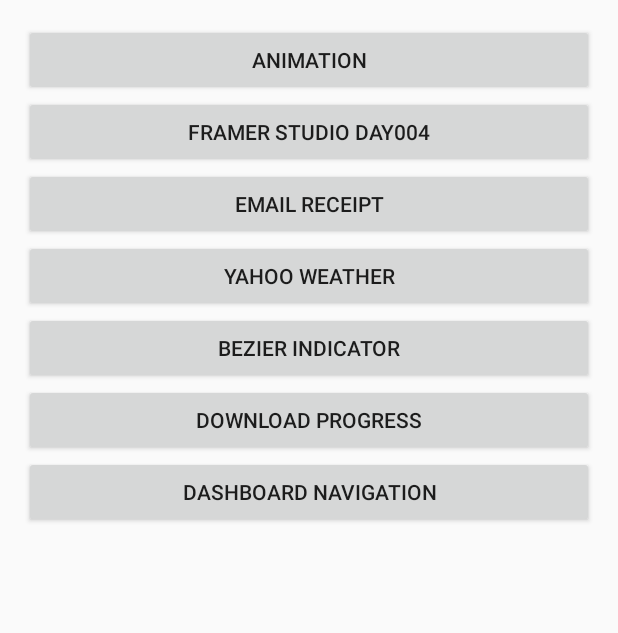
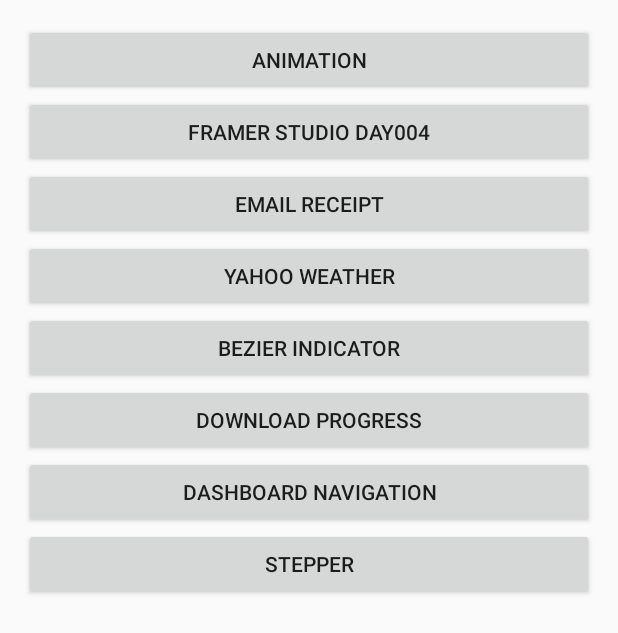
Before and after one commit to AssIstne/Dribbble, an Android app: the screen it shows after launch (MainActivity), on a phone screen of 412 x 824 dp. Shown: the top 633 px of the screen. Run offline under Robolectric (Android 15) with nearby library versions, the phone set to English and light mode, and no system bars.

Commit message:
add common files for stepper

```diff
--- a/app/src/main/java/com/assistne/dribbble/MainActivity.java
+++ b/app/src/main/java/com/assistne/dribbble/MainActivity.java
@@ -10,6 +10,7 @@ import com.assistne.dribbble.dashboardnavigation.DNavigationActivity;
 import com.assistne.dribbble.downloadanim.DownloadActivity;
 import com.assistne.dribbble.emailreceipt.EmailReceiptActivity;
 import com.assistne.dribbble.framestday004.FStD4Activity;
+import com.assistne.dribbble.stepper.StepperActivity;
 import com.assistne.dribbble.yahooweather.YahooWeatherActivity;
 
 public class MainActivity extends Activity {
@@ -47,4 +48,8 @@ public class MainActivity extends Activity {
     public void goDashboardNavigation(View view) {
         startActivity(new Intent(this, DNavigationActivity.class));
     }
+
+    public void goStepper(View view) {
+        startActivity(new Intent(this, StepperActivity.class));
+    }
 }
--- a/app/src/main/res/layout/activity_main.xml
+++ b/app/src/main/res/layout/activity_main.xml
@@ -53,4 +53,10 @@
         android:text="Dashboard Navigation"
         android:onClick="goDashboardNavigation"
         />
+    <Button
+        android:layout_width="match_parent"
+        android:layout_height="wrap_content"
+        android:text="Stepper"
+        android:onClick="goStepper"
+        />
 </LinearLayout>
```
Also changed, not shown: app/src/main/AndroidManifest.xml (+9 -11 lines), app/src/main/java/com/assistne/dribbble/stepper/StepperActivity.java (added, +15 -0 lines), app/src/main/java/com/assistne/dribbble/stepper/StepperView.java (added, +24 -0 lines), app/src/main/res/layout/activity_stepper.xml (added, +17 -0 lines).
